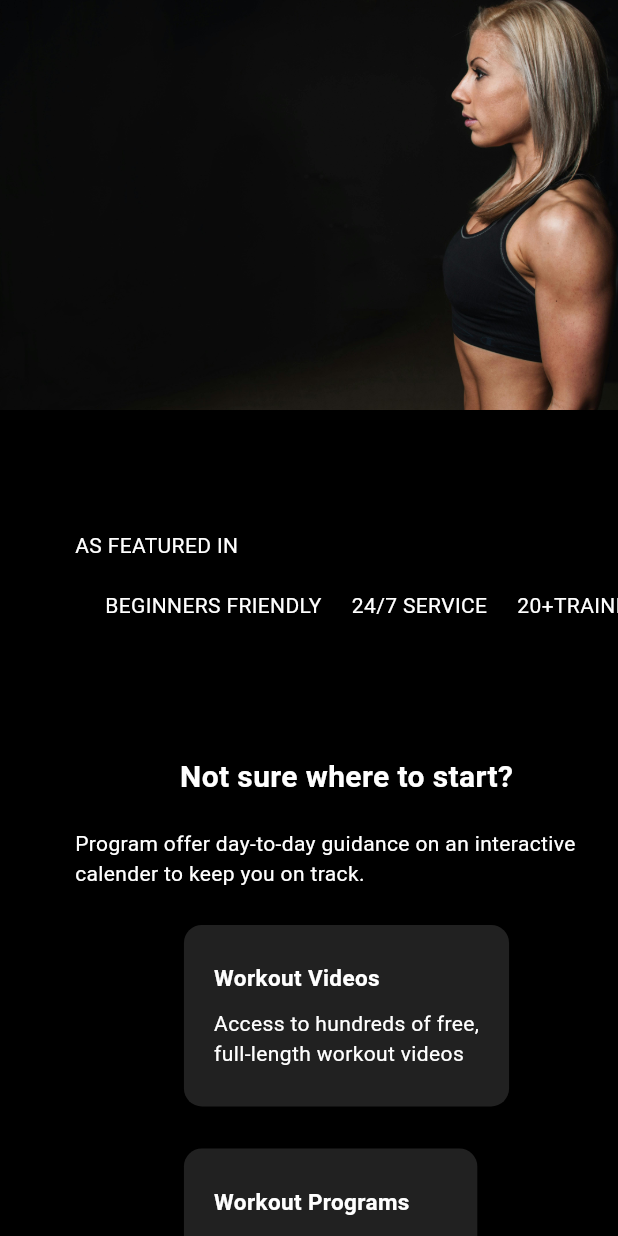
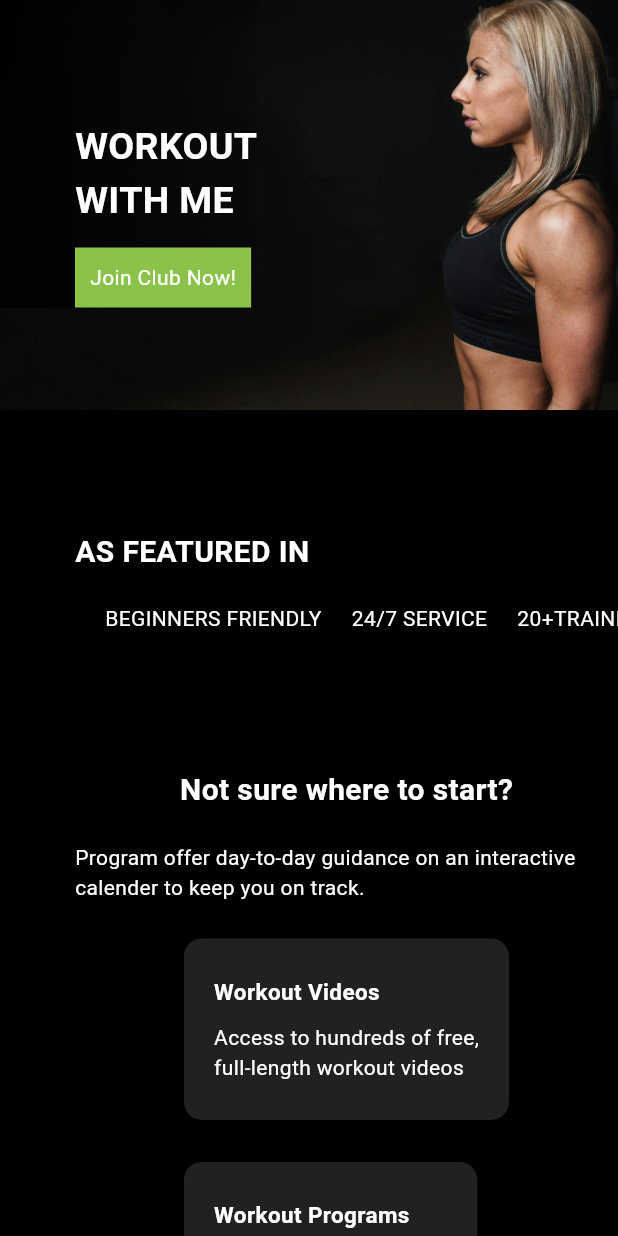
Before and after one commit to Anthony-10/web_project_c, a Flutter app: the screen it shows after launch, on a phone screen of 412 x 824 dp. Run offline on Flutter 3.47's test engine with Material 3 defaults, Android fonts, the phone set to English and light mode, and no system bars; our stand-ins replace get, marquee, video_player, youtube_player_flutter; missing offline and left inert: dart:html.

Commit message:
Update 1. featured_page.dart(a) Removed the fontsize on the text).
2. main_image.dart(a) Stacked the text over the image )

```diff
--- a/lib/featured_page.dart
+++ b/lib/featured_page.dart
@@ -17,7 +17,7 @@ class FeaturedPage extends StatelessWidget {
         children: [
           const Text(
             "AS FEATURED IN",
-            style: TextStyle(color: Colors.white),
+            style: TextStyle(color: Colors.white,fontSize: 20,fontWeight: FontWeight.bold),
           ),
           const SizedBox(height: 20,),
           SizedBox(
--- a/lib/main_image.dart
+++ b/lib/main_image.dart
@@ -73,7 +73,41 @@ class _MainImageState extends State<MainImage> {
               ),
             ],
           )
-        : Image.asset('assets/images/mainImage.jpg',
-            width: double.infinity);
+        : Stack(
+          children: [
+                Image.asset('assets/images/mainImage.jpg',
+                width: double.infinity),
+            Container(
+                decoration: const BoxDecoration(
+                    gradient: LinearGradient(
+                        begin: Alignment.topLeft,
+                        end: Alignment.topRight,
+                        colors: [Colors.black87, Colors.black12])),
+                child: Padding(
+                  padding: const EdgeInsets.only(left: 50,top: 80),
+                  child: Column(
+                    crossAxisAlignment: CrossAxisAlignment.start,
+                    children: [
+                      const Text("WORKOUT\n"
+                          "WITH ME",style: TextStyle(fontWeight: FontWeight.bold,fontSize: 25, color: Colors.white),),
+                      const SizedBox(height: 13),
+                      InkWell(
+                        onTap: (){},
+                        onHover: (val){
+                          setState(() {
+                            isHover = val;
+                          });
+                        },
+                        child: Container(
+                          decoration: BoxDecoration(color: isHover ? Colors.transparent:Colors.lightGreen),
+                          padding: const EdgeInsets.all(10),
+                          child: const Text("Join Club Now!", style: TextStyle(color: Colors.white),),
+                        ),
+                      )
+                    ],
+                  ),
+                ))
+              ],
+        );
   }
 }
```
